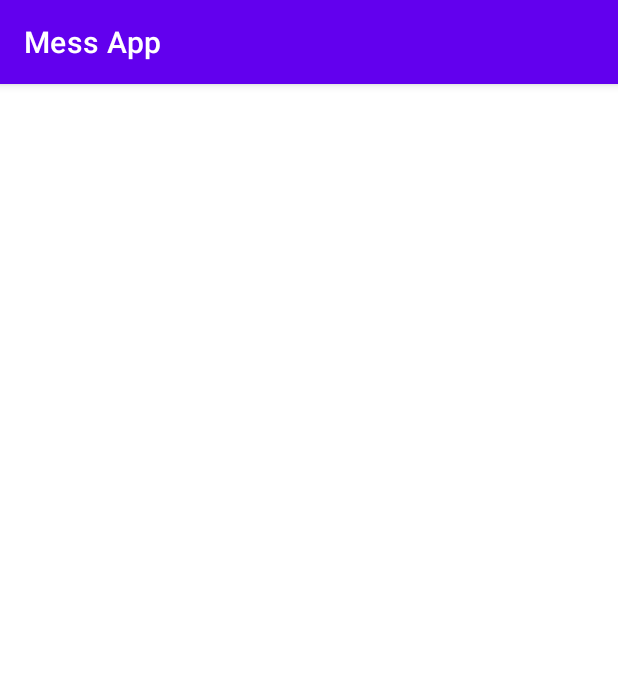
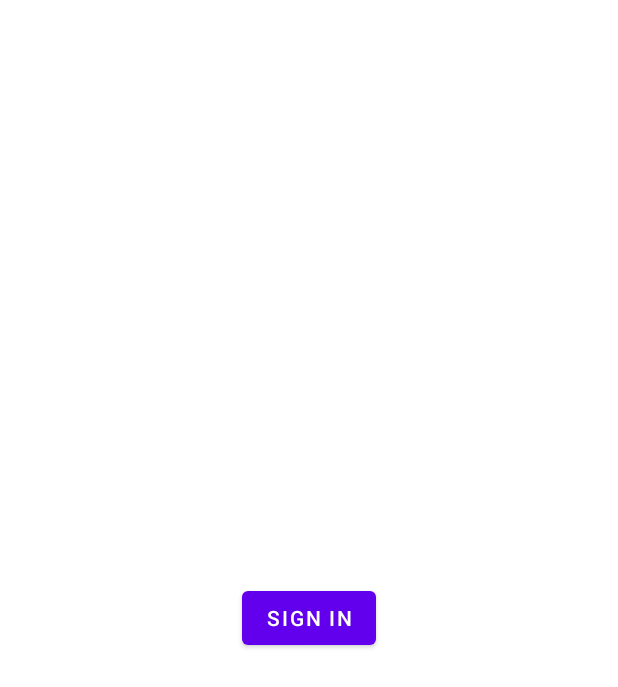
Before and after one commit to ayushigupta931/EaterGrad, an Android app: the screen it shows after launch (LoginActivity before the commit, SplashActivity after it), on a phone screen of 412 x 824 dp. Shown: the top 687 px of the screen. Run offline under Robolectric (Android 15) with nearby library versions, the phone set to English and light mode, and no system bars; our stand-ins replace Firebase (no records; nobody signed in at launch, a user with empty details on screens opened directly).

Commit message:
navigation component done

```diff
--- a/app/build.gradle
+++ b/app/build.gradle
@@ -54,6 +54,11 @@ dependencies {
     implementation("androidx.room:room-runtime:$rootProject.roomVersion")
     annotationProcessor("androidx.room:room-compiler:$rootProject.roomVersion")
 
+    //navigation component
+    implementation 'androidx.navigation:navigation-fragment-ktx:2.3.5'
+    implementation 'androidx.navigation:navigation-ui-ktx:2.3.5'
+    implementation 'androidx.legacy:legacy-support-v4:1.0.0'
+
     // To use Kotlin annotation processing tool (kapt)
     kapt("androidx.room:room-compiler:$rootProject.roomVersion")
 
--- a/app/src/main/java/com/android/example/messapp/LoginActivity.kt
+++ /dev/null
@@ -1,92 +0,0 @@
-package com.android.example.messapp
-
-import android.app.Activity
-import android.content.Intent
-import androidx.appcompat.app.AppCompatActivity
-import android.os.Bundle
-import android.view.View
-import android.widget.Toast
-import androidx.activity.result.contract.ActivityResultContracts
-import androidx.lifecycle.lifecycleScope
-import com.android.example.messapp.databinding.ActivityLoginBinding
-import com.google.android.gms.auth.api.signin.GoogleSignIn
-import com.google.android.gms.auth.api.signin.GoogleSignInClient
-import com.google.android.gms.auth.api.signin.GoogleSignInOptions
-import com.google.android.gms.common.api.ApiException
-import com.google.firebase.auth.FirebaseAuth
-import com.google.firebase.auth.GoogleAuthProvider
-import com.google.firebase.auth.ktx.auth
-import com.google.firebase.ktx.Firebase
-import kotlinx.coroutines.launch
-
-class LoginActivity : AppCompatActivity() {
-
-    private lateinit var binding: ActivityLoginBinding
-    private lateinit var auth: FirebaseAuth
-    private lateinit var googleSignInClient: GoogleSignInClient
-
-    private val getActivityResult =
-        registerForActivityResult(ActivityResultContracts.StartActivityForResult()) {
-            if (it.resultCode == Activity.RESULT_OK) {
-                binding.progressBar1.visibility = View.VISIBLE
-                val task = GoogleSignIn.getSignedInAccountFromIntent(it.data)
-                try {
-                    val account = task.getResult(ApiException::class.java)
-                    firebaseAuthWithGoogle(account?.idToken!!)
-                } catch (e: ApiException) {
-                    binding.progressBar1.visibility = View.GONE
-                    Toast.makeText(this@LoginActivity, "Sign In failed", Toast.LENGTH_SHORT).show()
-                }
-            }
-        }
-
-    override fun onCreate(savedInstanceState: Bundle?) {
-        super.onCreate(savedInstanceState)
-        binding = ActivityLoginBinding.inflate(layoutInflater)
-        setContentView(binding.root)
-
-        auth = Firebase.auth
-        binding.googleSignIn.setOnClickListener { signIn() }
-        createRequest()
-    }
-
-    private fun createRequest() {
-        lifecycleScope.launch{
-            val gso = GoogleSignInOptions.Builder(GoogleSignInOptions.DEFAULT_SIGN_IN)
-                .requestIdToken(getString(R.string.web_client_id))
-                .requestEmail()
-                .build()
-
-            googleSignInClient = GoogleSignIn.getClient(this@LoginActivity, gso)
-        }
-    }
-
-    private fun signIn() {
-        lifecycleScope.launch{
-            val signInIntent = googleSignInClient.signInIntent
-            getActivityResult.launch(signInIntent)
-        }
-    }
-
-    private fun firebaseAuthWithGoogle(idToken: String) {
-        lifecycleScope.launch{
-            val credential = GoogleAuthProvider.getCredential(idToken, null)
-            auth.signInWithCredential(credential)
-                .addOnCompleteListener(this@LoginActivity) { task ->
-                    if (task.isSuccessful) {
-                        binding.progressBar1.visibility = View.GONE
-                        Toast.makeText(this@LoginActivity, "Signed in successfully!", Toast.LENGTH_SHORT).show()
-
-                        // start home activity
-                        val intent = Intent(this@LoginActivity, HomeActivity::class.java)
-                        intent.flags = Intent.FLAG_ACTIVITY_NEW_TASK or Intent.FLAG_ACTIVITY_CLEAR_TASK
-                        startActivity(intent)
-
-                    } else {
-                        binding.progressBar1.visibility = View.GONE
-                        Toast.makeText(this@LoginActivity, "Sign In failed", Toast.LENGTH_SHORT).show()
-                    }
-                }
-        }
-    }
-}
--- a/app/src/main/java/com/android/example/messapp/LoginFragment.kt
+++ b/app/src/main/java/com/android/example/messapp/LoginFragment.kt
@@ -1,18 +1,97 @@
 package com.android.example.messapp
 
+import android.app.Activity
 import android.os.Bundle
 import androidx.fragment.app.Fragment
 import android.view.LayoutInflater
 import android.view.View
 import android.view.ViewGroup
+import android.widget.Toast
+import androidx.activity.result.contract.ActivityResultContracts
+import androidx.lifecycle.lifecycleScope
+import androidx.navigation.fragment.findNavController
+import com.android.example.messapp.databinding.FragmentLoginBinding
+import com.google.android.gms.auth.api.signin.GoogleSignIn
+import com.google.android.gms.auth.api.signin.GoogleSignInClient
+import com.google.android.gms.auth.api.signin.GoogleSignInOptions
+import com.google.android.gms.common.api.ApiException
+import com.google.firebase.auth.FirebaseAuth
+import com.google.firebase.auth.GoogleAuthProvider
+import com.google.firebase.auth.ktx.auth
+import com.google.firebase.ktx.Firebase
+import kotlinx.coroutines.launch
 
 class LoginFragment : Fragment() {
+
+    private lateinit var binding: FragmentLoginBinding
+    private lateinit var auth: FirebaseAuth
+    private lateinit var googleSignInClient: GoogleSignInClient
+
+    private val getActivityResult =
+        registerForActivityResult(ActivityResultContracts.StartActivityForResult()) {
+            if (it.resultCode == Activity.RESULT_OK) {
+                binding.progressBar1.visibility = View.VISIBLE
+                val task = GoogleSignIn.getSignedInAccountFromIntent(it.data)
+                try {
+                    val account = task.getResult(ApiException::class.java)
+                    firebaseAuthWithGoogle(account?.idToken!!)
+                } catch (e: ApiException) {
+                    binding.progressBar1.visibility = View.GONE
+                    Toast.makeText(requireActivity(), "Sign In failed", Toast.LENGTH_SHORT).show()
+                }
+            }
+        }
 
     override fun onCreateView(
         inflater: LayoutInflater, container: ViewGroup?,
         savedInstanceState: Bundle?
     ): View? {
-        // Inflate the layout for this fragment
-        return inflater.inflate(R.layout.fragment_login, container, false)
+
+        binding = FragmentLoginBinding.inflate(inflater,container,false)
+        return binding.root
+    }
+
+    override fun onViewCreated(view: View, savedInstanceState: Bundle?) {
+        auth = Firebase.auth
+        binding.googleSignIn.setOnClickListener { signIn() }
+        createRequest()
+    }
+
+    private fun createRequest() {
+        lifecycleScope.launch{
+            val gso = GoogleSignInOptions.Builder(GoogleSignInOptions.DEFAULT_SIGN_IN)
+                .requestIdToken(getString(R.string.web_client_id))
+                .requestEmail()
+                .build()
+
+            googleSignInClient = GoogleSignIn.getClient(requireActivity(), gso)
+        }
+    }
+
+    private fun signIn() {
+        lifecycleScope.launch{
+            val signInIntent = googleSignInClient.signInIntent
+            getActivityResult.launch(signInIntent)
+        }
+    }
+
+    private fun firebaseAuthWithGoogle(idToken: String) {
+        lifecycleScope.launch{
+            val credential = GoogleAuthProvider.getCredential(idToken, null)
+            auth.signInWithCredential(credential)
+                .addOnCompleteListener(requireActivity()) { task ->
+                    if (task.isSuccessful) {
+                        binding.progressBar1.visibility = View.GONE
+                        Toast.makeText(requireActivity(), "Signed in successfully!", Toast.LENGTH_SHORT).show()
+
+                        // start home activity
+                        findNavController().navigate(R.id.action_loginFragment_to_homeFragment2)
+
+                    } else {
+                        binding.progressBar1.visibility = View.GONE
+                        Toast.makeText(requireActivity(), "Sign In failed", Toast.LENGTH_SHORT).show()
+                    }
+                }
+        }
     }
 }
--- a/app/src/main/java/com/android/example/messapp/SplashActivity.kt
+++ b/app/src/main/java/com/android/example/messapp/SplashActivity.kt
@@ -5,6 +5,7 @@ import androidx.appcompat.app.AppCompatActivity
 import android.os.Bundle
 import android.os.Handler
 import android.os.Looper
+import com.android.example.messapp.databinding.ActivitySplashBinding
 import com.google.firebase.auth.FirebaseAuth
 import com.google.firebase.auth.ktx.auth
 import com.google.firebase.ktx.Firebase
@@ -15,17 +16,5 @@ class SplashActivity : AppCompatActivity() {
         setContentView(R.layout.activity_splash)
 
         supportActionBar?.hide()
-
-        var intent: Intent
-        val auth: FirebaseAuth = Firebase.auth
-        val currentUser = auth.currentUser
-
-        if (currentUser == null)
-            intent = Intent(this@SplashActivity, LoginActivity::class.java)    // start login activity
-        else
-            intent = Intent(this@SplashActivity, HomeActivity::class.java)    // start home activity
-
-        intent.flags = Intent.FLAG_ACTIVITY_NEW_TASK or Intent.FLAG_ACTIVITY_CLEAR_TASK
-        Handler(Looper.getMainLooper()).postDelayed({ startActivity(intent) }, 2000)
     }
 }
--- a/app/src/main/java/com/android/example/messapp/SplashFragment.kt
+++ b/app/src/main/java/com/android/example/messapp/SplashFragment.kt
@@ -1,10 +1,17 @@
 package com.android.example.messapp
 
+import android.content.Intent
 import android.os.Bundle
+import android.os.Handler
+import android.os.Looper
 import androidx.fragment.app.Fragment
 import android.view.LayoutInflater
 import android.view.View
 import android.view.ViewGroup
+import androidx.navigation.fragment.findNavController
+import com.google.firebase.auth.FirebaseAuth
+import com.google.firebase.auth.ktx.auth
+import com.google.firebase.ktx.Firebase
 
 
 class SplashFragment : Fragment() {
@@ -13,8 +20,23 @@ class SplashFragment : Fragment() {
         inflater: LayoutInflater, container: ViewGroup?,
         savedInstanceState: Bundle?
     ): View? {
-        // Inflate the layout for this fragment
+
         return inflater.inflate(R.layout.fragment_splash, container, false)
     }
 
+    override fun onViewCreated(view: View, savedInstanceState: Bundle?) {
+        val auth: FirebaseAuth = Firebase.auth
+        val currentUser = auth.currentUser
+
+        if (currentUser == null)
+            Handler(Looper.getMainLooper()).postDelayed(
+                { findNavController().navigate(R.id.action_splashFragment_to_loginFragment) },
+                1500) // start login activity
+        else
+            Handler(Looper.getMainLooper()).postDelayed(
+                { findNavController().navigate(R.id.action_splashFragment_to_homeFragment2) },
+                1500)  // start home activity
+
+    }
+
 }
--- a/app/src/main/res/layout/activity_login.xml
+++ /dev/null
@@ -1,12 +0,0 @@
-<?xml version="1.0" encoding="utf-8"?>
-<LinearLayout xmlns:android="http://schemas.android.com/apk/res/android"
-    xmlns:tools="http://schemas.android.com/tools"
-    android:layout_width="match_parent"
-    android:layout_height="match_parent"
-    android:orientation="vertical"
-    tools:context=".LoginActivity"
-    android:gravity="center">
-
-
-
-</LinearLayout>
--- a/app/src/main/res/layout/activity_splash.xml
+++ b/app/src/main/res/layout/activity_splash.xml
@@ -1,15 +1,19 @@
 <?xml version="1.0" encoding="utf-8"?>
 <LinearLayout xmlns:android="http://schemas.android.com/apk/res/android"
+    xmlns:app="http://schemas.android.com/apk/res-auto"
     xmlns:tools="http://schemas.android.com/tools"
     android:layout_width="match_parent"
     android:layout_height="match_parent"
     tools:context=".SplashActivity"
     android:gravity="center">
 
-    <TextView
-        android:layout_width="wrap_content"
-        android:layout_height="wrap_content"
-        android:text="@string/app_name"
-        android:textSize="30sp" />
 
+    <androidx.fragment.app.FragmentContainerView
+        android:id="@+id/fragmentContainerView"
+        android:name="androidx.navigation.fragment.NavHostFragment"
+        android:layout_width="match_parent"
+        android:layout_height="match_parent"
+        android:layout_weight="1"
+        app:defaultNavHost="true"
+        app:navGraph="@navigation/nav" />
 </LinearLayout>
--- /dev/null
+++ b/app/src/main/res/navigation/nav.xml
@@ -0,0 +1,33 @@
+<?xml version="1.0" encoding="utf-8"?>
+<navigation xmlns:android="http://schemas.android.com/apk/res/android"
+    xmlns:app="http://schemas.android.com/apk/res-auto"
+    xmlns:tools="http://schemas.android.com/tools"
+    android:id="@+id/nav"
+    app:startDestination="@id/splashFragment">
+    <fragment
+        android:id="@+id/loginFragment"
+        android:name="com.android.example.messapp.LoginFragment"
+        android:label="fragment_login"
+        tools:layout="@layout/fragment_login" >
+        <action
+            android:id="@+id/action_loginFragment_to_homeFragment2"
+            app:destination="@id/homeFragment" />
+    </fragment>
+    <fragment
+        android:id="@+id/splashFragment"
+        android:name="com.android.example.messapp.SplashFragment"
+        android:label="fragment_splash"
+        tools:layout="@layout/fragment_splash" >
+        <action
+            android:id="@+id/action_splashFragment_to_loginFragment"
+            app:destination="@id/loginFragment" />
+        <action
+            android:id="@+id/action_splashFragment_to_homeFragment2"
+            app:destination="@id/homeFragment" />
+    </fragment>
+    <fragment
+        android:id="@+id/homeFragment"
+        android:name="com.android.example.messapp.HomeFragment"
+        android:label="fragment_home"
+        tools:layout="@layout/fragment_home" />
+</navigation>
```
Also changed, not shown: app/src/main/java/com/android/example/messapp/HomeFragment.kt (+9 -3 lines).
